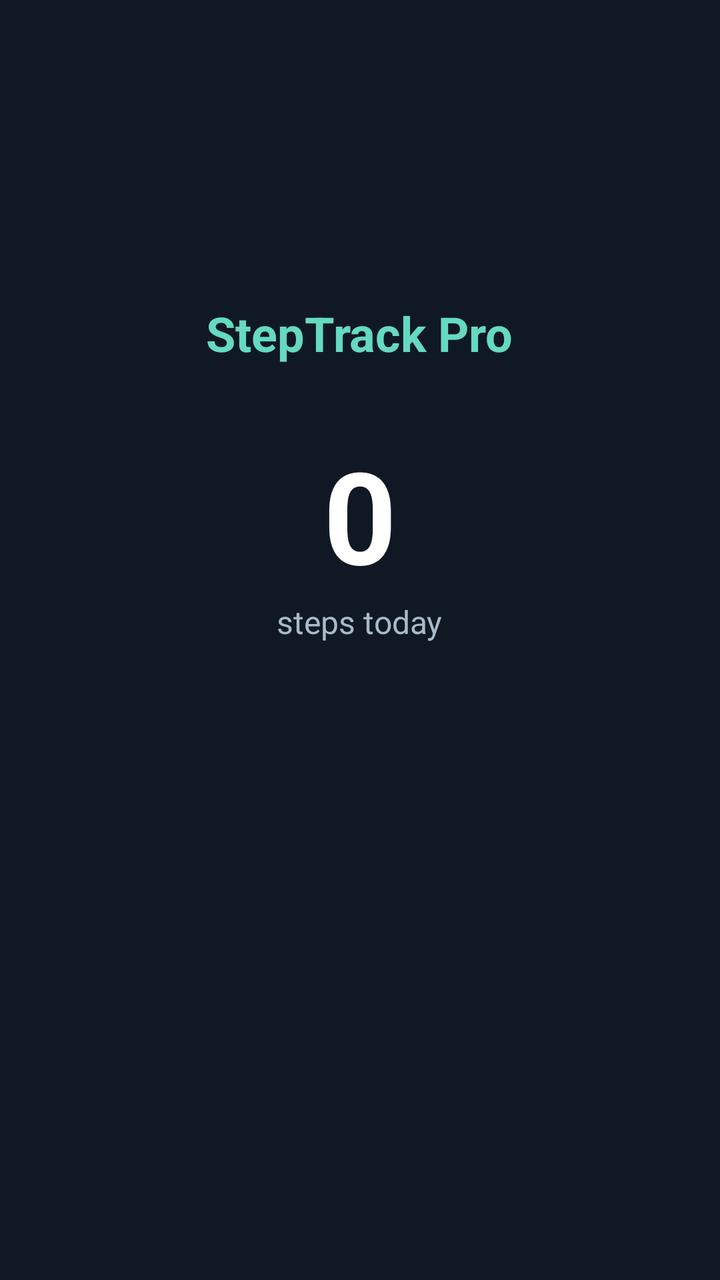
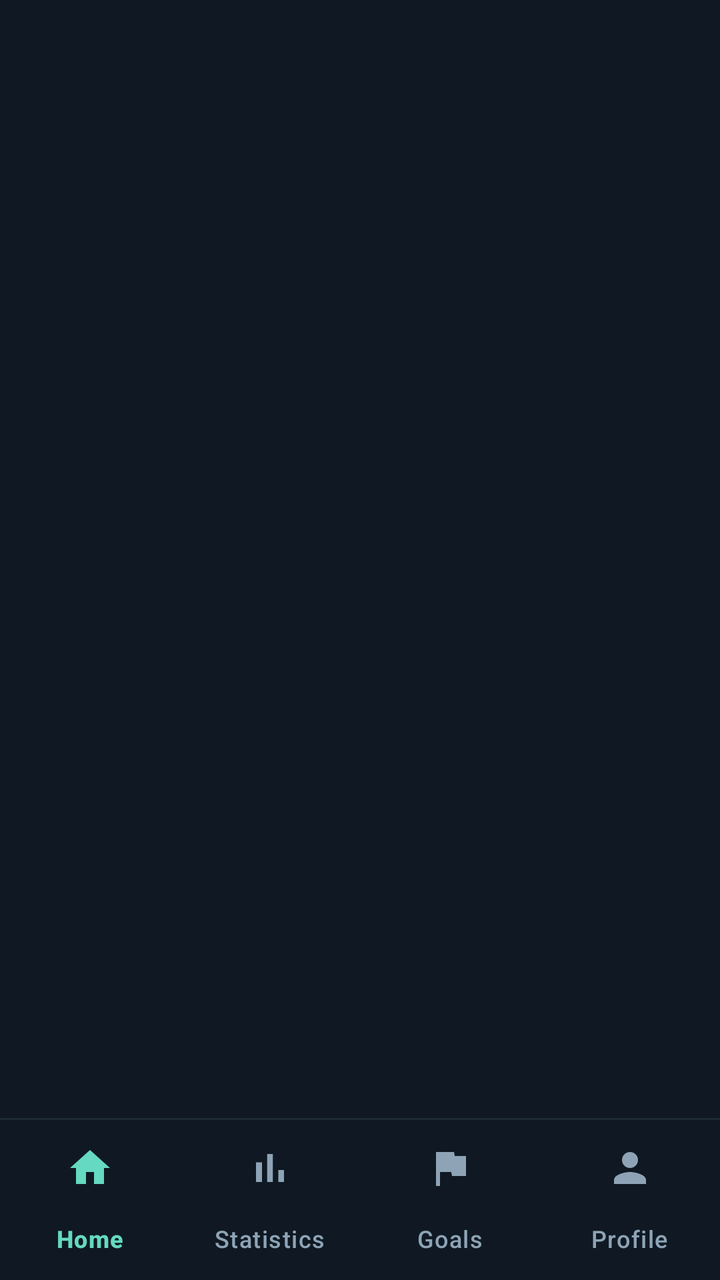

Two renders of the same Android screen: before a commit and after it. Below are the layout's source before the change and the commit's diff.
<!-- AndroidManifest.xml: application theme Theme.StepTrackPro -->
<!-- res/layout/activity_main.xml -->
<?xml version="1.0" encoding="utf-8"?>
<FrameLayout xmlns:android="http://schemas.android.com/apk/res/android"
    android:layout_width="match_parent"
    android:layout_height="match_parent"
    android:background="@color/st_background"
    android:fitsSystemWindows="true">

    <LinearLayout
        android:layout_width="match_parent"
        android:layout_height="wrap_content"
        android:layout_gravity="center"
        android:gravity="center_horizontal"
        android:orientation="vertical"
        android:padding="24dp">

        <TextView
            android:layout_width="wrap_content"
            android:layout_height="wrap_content"
            android:text="@string/app_name"
            android:textColor="@color/st_primary"
            android:textSize="24sp"
            android:textStyle="bold" />

        <TextView
            android:id="@+id/stepsText"
            android:layout_width="wrap_content"
            android:layout_height="wrap_content"
            android:layout_marginTop="32dp"
            android:text="0"
            android:textColor="@color/st_text"
            android:textSize="64sp"
            android:textStyle="bold" />

        <TextView
            android:layout_width="wrap_content"
            android:layout_height="wrap_content"
            android:text="@string/steps_today_label"
            android:textColor="@color/st_muted"
            android:textSize="16sp" />

        <TextView
            android:id="@+id/detailsText"
            android:layout_width="wrap_content"
            android:layout_height="wrap_content"
            android:layout_marginTop="12dp"
            android:textColor="@color/st_secondary"
            android:textSize="16sp" />

        <TextView
            android:id="@+id/lastStepText"
            android:layout_width="wrap_content"
            android:layout_height="wrap_content"
            android:layout_marginTop="8dp"
            android:textColor="@color/st_muted"
            android:textSize="13sp" />

        <TextView
            android:id="@+id/statusText"
            android:layout_width="wrap_content"
            android:layout_height="wrap_content"
            android:layout_marginTop="32dp"
            android:gravity="center"
            android:textColor="@color/st_accent"
            android:textSize="15sp" />

        <com.google.android.material.button.MaterialButton
            android:id="@+id/actionButton"
            android:layout_width="wrap_content"
            android:layout_height="wrap_content"
            android:layout_marginTop="16dp"
            android:visibility="gone" />

        <com.google.android.material.button.MaterialButton
            android:id="@+id/batteryButton"
            style="@style/Widget.Material3.Button.OutlinedButton"
            android:layout_width="wrap_content"
            android:layout_height="wrap_content"
            android:layout_marginTop="12dp"
            android:text="@string/action_battery"
            android:visibility="gone" />

        <TextView
            android:id="@+id/versionText"
            android:layout_width="wrap_content"
            android:layout_height="wrap_content"
            android:layout_marginTop="40dp"
            android:textColor="@color/st_muted"
            android:textSize="12sp" />

    </LinearLayout>

</FrameLayout>
<!-- resources referenced by this layout -->
<resources>
  <color name="st_accent">#FFB66D</color>
  <color name="st_background">#101923</color>
  <color name="st_muted">#A8BBCB</color>
  <color name="st_primary">#65D9C2</color>
  <color name="st_secondary">#8EA4B6</color>
  <color name="st_text">#FFFFFF</color>
  <string name="action_battery">Battery guidance</string>
  <string name="app_name">StepTrack Pro</string>
  <string name="steps_today_label">steps today</string>
  <style name="Theme.StepTrackPro" parent="Theme.Material3.Dark.NoActionBar">
          <item name="colorPrimary">@color/st_primary</item>
          <item name="colorOnPrimary">@color/st_background</item>
          <item name="colorSecondary">@color/st_secondary</item>
          <item name="colorSurface">@color/st_card</item>
          <item name="colorOnSurface">@color/st_text</item>
          <item name="android:colorBackground">@color/st_background</item>
          <item name="colorOnBackground">@color/st_text</item>
          <item name="android:statusBarColor">@color/st_background</item>
          <item name="android:navigationBarColor">@color/st_background</item>
      </style>
  <color name="st_card">#1D2A37</color>
</resources>

<!-- the commit's change to res/layout/activity_main.xml (unified diff, before → after) -->
@@ -1,92 +1,31 @@
 <?xml version="1.0" encoding="utf-8"?>
-<FrameLayout xmlns:android="http://schemas.android.com/apk/res/android"
+<LinearLayout xmlns:android="http://schemas.android.com/apk/res/android"
+    xmlns:app="http://schemas.android.com/apk/res-auto"
     android:layout_width="match_parent"
     android:layout_height="match_parent"
     android:background="@color/st_background"
-    android:fitsSystemWindows="true">
+    android:fitsSystemWindows="true"
+    android:orientation="vertical">
 
-    <LinearLayout
+    <androidx.fragment.app.FragmentContainerView
+        android:id="@+id/fragmentContainer"
+        android:layout_width="match_parent"
+        android:layout_height="0dp"
+        android:layout_weight="1" />
+
+    <View
+        android:layout_width="match_parent"
+        android:layout_height="1dp"
+        android:background="@color/st_card" />
+
+    <com.google.android.material.bottomnavigation.BottomNavigationView
+        android:id="@+id/bottomNav"
         android:layout_width="match_parent"
         android:layout_height="wrap_content"
-        android:layout_gravity="center"
-        android:gravity="center_horizontal"
-        android:orientation="vertical"
-        android:padding="24dp">
+        android:background="@color/st_background"
+        app:itemIconTint="@color/nav_item"
+        app:itemTextColor="@color/nav_item"
+        app:labelVisibilityMode="labeled"
+        app:menu="@menu/bottom_nav" />
 
-        <TextView
-            android:layout_width="wrap_content"
-            android:layout_height="wrap_content"
-            android:text="@string/app_name"
-            android:textColor="@color/st_primary"
-            android:textSize="24sp"
-            android:textStyle="bold" />
-
-        <TextView
-            android:id="@+id/stepsText"
-            android:layout_width="wrap_content"
-            android:layout_height="wrap_content"
-            android:layout_marginTop="32dp"
-            android:text="0"
-            android:textColor="@color/st_text"
-            android:textSize="64sp"
-            android:textStyle="bold" />
-
-        <TextView
-            android:layout_width="wrap_content"
-            android:layout_height="wrap_content"
-            android:text="@string/steps_today_label"
-            android:textColor="@color/st_muted"
-            android:textSize="16sp" />
-
-        <TextView
-            android:id="@+id/detailsText"
-            android:layout_width="wrap_content"
-            android:layout_height="wrap_content"
-            android:layout_marginTop="12dp"
-            android:textColor="@color/st_secondary"
-            android:textSize="16sp" />
-
-        <TextView
-            android:id="@+id/lastStepText"
-            android:layout_width="wrap_content"
-            android:layout_height="wrap_content"
-            android:layout_marginTop="8dp"
-            android:textColor="@color/st_muted"
-            android:textSize="13sp" />
-
-        <TextView
-            android:id="@+id/statusText"
-            android:layout_width="wrap_content"
-            android:layout_height="wrap_content"
-            android:layout_marginTop="32dp"
-            android:gravity="center"
-            android:textColor="@color/st_accent"
-            android:textSize="15sp" />
-
-        <com.google.android.material.button.MaterialButton
-            android:id="@+id/actionButton"
-            android:layout_width="wrap_content"
-            android:layout_height="wrap_content"
-            android:layout_marginTop="16dp"
-            android:visibility="gone" />
-
-        <com.google.android.material.button.MaterialButton
-            android:id="@+id/batteryButton"
-            style="@style/Widget.Material3.Button.OutlinedButton"
-            android:layout_width="wrap_content"
-            android:layout_height="wrap_content"
-            android:layout_marginTop="12dp"
-            android:text="@string/action_battery"
-            android:visibility="gone" />
-
-        <TextView
-            android:id="@+id/versionText"
-            android:layout_width="wrap_content"
-            android:layout_height="wrap_content"
-            android:layout_marginTop="40dp"
-            android:textColor="@color/st_muted"
-            android:textSize="12sp" />
-
-    </LinearLayout>
-
-</FrameLayout>
+</LinearLayout>
<!-- resource entries referenced after the edit -->
@@ -1,18 +1,16 @@
 <!-- resources referenced by this layout -->
 <resources>
-  <color name="st_accent">#FFB66D</color>
   <color name="st_background">#101923</color>
-  <color name="st_muted">#A8BBCB</color>
   <color name="st_primary">#65D9C2</color>
   <color name="st_secondary">#8EA4B6</color>
+  <color name="st_nav_indicator">#234A48</color>
   <color name="st_text">#FFFFFF</color>
-  <string name="action_battery">Battery guidance</string>
-  <string name="app_name">StepTrack Pro</string>
-  <string name="steps_today_label">steps today</string>
   <style name="Theme.StepTrackPro" parent="Theme.Material3.Dark.NoActionBar">
           <item name="colorPrimary">@color/st_primary</item>
           <item name="colorOnPrimary">@color/st_background</item>
           <item name="colorSecondary">@color/st_secondary</item>
+          <item name="colorSecondaryContainer">@color/st_nav_indicator</item>
+          <item name="colorOnSecondaryContainer">@color/st_primary</item>
           <item name="colorSurface">@color/st_card</item>
           <item name="colorOnSurface">@color/st_text</item>
           <item name="android:colorBackground">@color/st_background</item>
